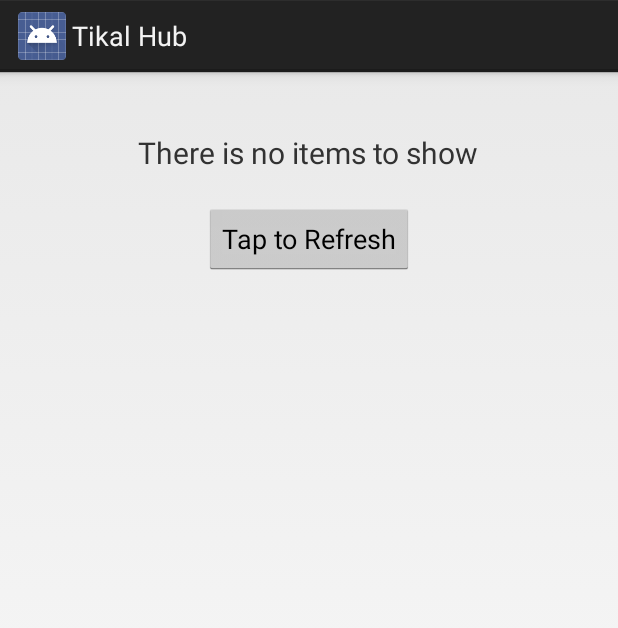
After one commit to tikalk/tikal-hub, an Android app: the layout updates_empty.xml on its own in the app's theme, with its tools: preview values and no code run, on a phone screen of 412 x 824 dp. The commit adds this screen. Shown: the top 628 px of the screen. Run offline under Robolectric (Android 15) with nearby library versions, the phone set to English and light mode, and no system bars.

Commit message:
add empty list view with "refresh" button

```diff
--- a/android/app/src/main/java/com/tikalk/tikalhub/database/TikalHubDbHelper.java
+++ b/android/app/src/main/java/com/tikalk/tikalhub/database/TikalHubDbHelper.java
@@ -62,7 +62,7 @@ public class TikalHubDbHelper extends SQLiteOpenHelper {
         onCreate(sqLiteDatabase);
     }
 
-    public void saveFeedItems(List<FeedRawItem> items) {
+    public synchronized void saveFeedItems(List<FeedRawItem> items) {
 
         SQLiteDatabase db = getWritableDatabase();
 
--- /dev/null
+++ b/android/app/src/main/res/layout/updates_empty.xml
@@ -0,0 +1,28 @@
+<?xml version="1.0" encoding="utf-8"?>
+
+<LinearLayout xmlns:android="http://schemas.android.com/apk/res/android"
+    android:orientation="vertical"
+    android:layout_width="match_parent"
+    android:layout_height="match_parent"
+    >
+
+    <TextView
+        android:layout_width="wrap_content"
+        android:layout_height="wrap_content"
+        android:layout_gravity="center"
+        android:text="@string/updates_empty_text"
+        android:textSize="20sp"
+        android:layout_marginTop="40dp"
+        android:layout_marginBottom="20dp"
+        />
+
+    <Button
+        android:layout_width="wrap_content"
+        android:layout_height="wrap_content"
+        android:layout_gravity="center"
+        android:text="Tap to Refresh"
+        android:id="@+id/button_refresh"
+        />
+
+
+</LinearLayout>
--- a/android/app/src/main/res/values/strings.xml
+++ b/android/app/src/main/res/values/strings.xml
@@ -5,5 +5,6 @@
     <string name="action_settings">Settings</string>
 
     <string name="facebook_app_id">530563930404317</string>
+    <string name="updates_empty_text">There is no items to show</string>
 
 </resources>
```
Also changed, not shown: android/app/src/main/java/com/tikalk/tikalhub/MainActivity.java (+16 -4 lines), android/app/src/main/res/layout/updates_progress.xml (deleted, +0 -14 lines).
